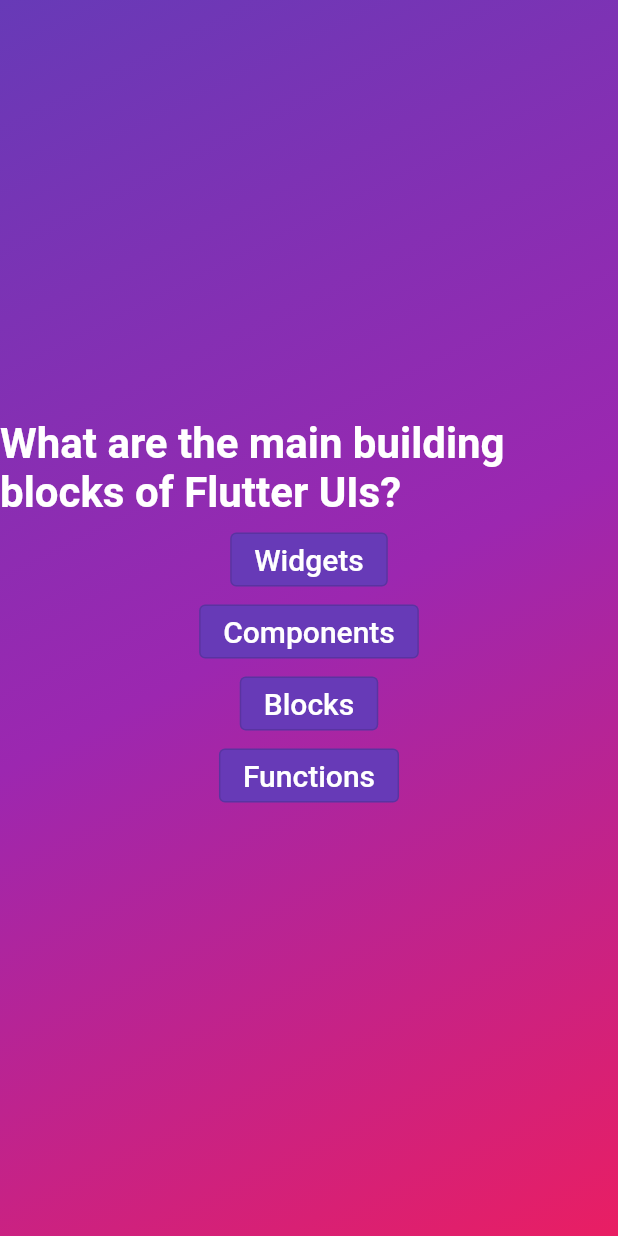
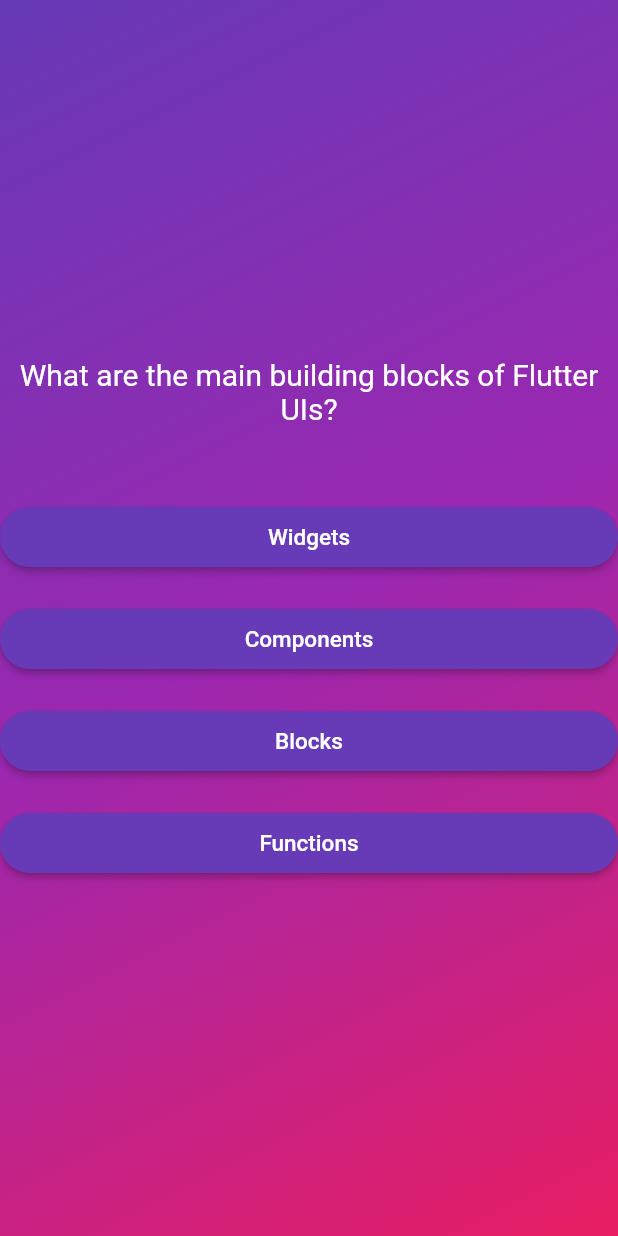
Before and after one commit to vicentedpsantos/quizapp, a Flutter app: the screen it shows after launch, after a tap on "Start Quiz!", on a phone screen of 412 x 824 dp. Run offline on Flutter 3.47's test engine with Material 2 defaults, Android fonts, the phone set to English and light mode, and no system bars.

Commit message:
Refactor question answers so that they look better

```diff
--- a/lib/question_answers.dart
+++ b/lib/question_answers.dart
@@ -9,23 +9,32 @@ class QuestionAnswers extends StatelessWidget {
 
   List<Widget> decorateAnswers(List<String> answers) {
     return answers
-        .map((answer) => OutlinedButton(
-              onPressed: () { answerQuestion(answer); },
-              style: const ButtonStyle(
-                  backgroundColor:
-                      MaterialStatePropertyAll<Color>(Colors.deepPurple)),
-              child: Text(answer,
-                  style: const TextStyle(fontSize: 20.0, color: Colors.white)),
-            ))
+        .map((answer) => [
+              SizedBox(height: 20),
+              SizedBox(
+                  child: ElevatedButton(
+                onPressed: () {
+                  answerQuestion(answer);
+                },
+                style: ElevatedButton.styleFrom(
+                    backgroundColor: Colors.deepPurple,
+                    foregroundColor: Colors.white,
+                    shape: RoundedRectangleBorder(
+                        borderRadius: BorderRadius.circular(40)),
+                    padding: EdgeInsets.symmetric(vertical: 10, horizontal: 40),
+                    minimumSize: Size(double.infinity, 40)),
+                child: Text(answer,
+                    style:
+                        const TextStyle(fontSize: 15.0, color: Colors.white)),
+              ))
+            ])
+        .expand((w) => w)
         .toList();
   }
 
   @override
   Widget build(context) {
-    return Padding(
-        padding: const EdgeInsets.all(4.0),
-        child: Column(
-            mainAxisSize: MainAxisSize.min,
-            children: decorateAnswers(answers)));
+    return Column(
+        mainAxisSize: MainAxisSize.min, children: decorateAnswers(answers));
   }
 }
--- a/lib/question_result.dart
+++ b/lib/question_result.dart
@@ -14,14 +14,14 @@ class QuestionResult extends StatelessWidget {
 
   @override
   Widget build(context) {
-    return  ColoredBox(
+    return ColoredBox(
       color: Colors.green,
       child: Material(
         child: ListTile(
-          leading: correctAnswer() ? Icon(Icons.check) : Icon(Icons.close),
-          title: Text(question.getText()),
-          subtitle: Text("Answer given: $answerGiven, correct answer: $question.getCorrectAnswer()")
-        ),
+            leading: correctAnswer() ? const Icon(Icons.check) : const Icon(Icons.close),
+            title: Text(question.getText()),
+            subtitle: Text(
+                "Answer given: $answerGiven, correct answer: $question.getCorrectAnswer()")),
       ),
     );
   }
--- a/lib/questions_screen.dart
+++ b/lib/questions_screen.dart
@@ -6,7 +6,7 @@ import 'package:quizapp/question_answers.dart';
 class QuestionsScreen extends StatefulWidget {
   const QuestionsScreen(this.switchToScreen, this.storeAnswer, {super.key});
 
-  final void Function(String stringName ) switchToScreen;
+  final void Function(String stringName) switchToScreen;
   final void Function(String answer, String questionId) storeAnswer;
 
   @override
@@ -34,15 +34,17 @@ class _QuestionsScreenState extends State<QuestionsScreen> {
 
   @override
   Widget build(context) {
-    return Center(
-      child: Column(mainAxisSize: MainAxisSize.min, children: [
-        Text(
-          questions[currentQuestion].getText(),
-          style: const TextStyle(
-              fontSize: 28.0, color: Colors.white, fontWeight: FontWeight.bold),
-        ),
-        QuestionAnswers(
-            questions[currentQuestion].getAnswers(), answerQuestion)
+    return SizedBox(
+      width: double.infinity,
+      child: Column(mainAxisAlignment: MainAxisAlignment.center, children: [
+        Center(
+            child: Text(
+          questions[currentQuestion].text,
+          style: const TextStyle(fontSize: 20.0, color: Colors.white),
+          textAlign: TextAlign.center,
+        )),
+        SizedBox(height: 30),
+        QuestionAnswers(questions[currentQuestion].getAnswers(), answerQuestion)
       ]),
     );
   }
```
